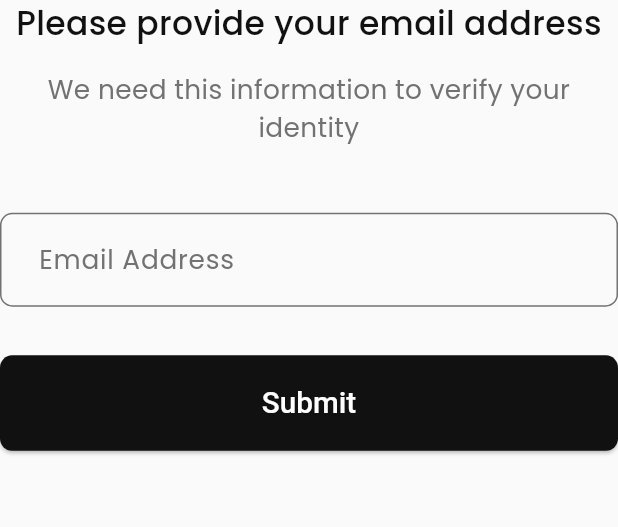
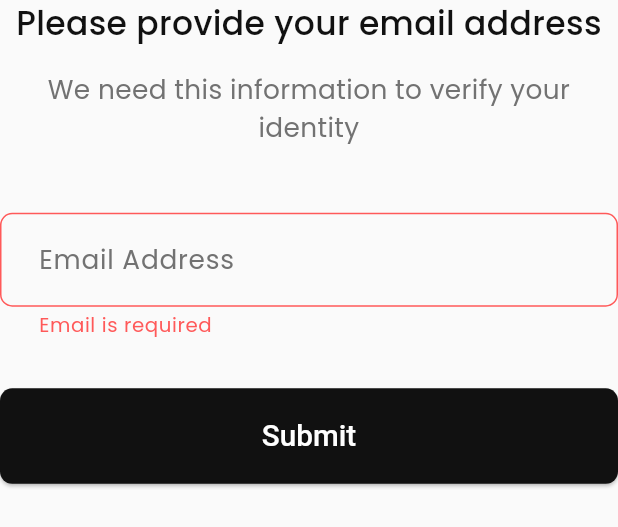
Before and after one commit to itzHTH/LiveAuc, a Flutter app: the FirstRegisterPage widget shown alone on an empty page, opened directly with empty values, after a tap on "Submit", on a phone screen of 412 x 824 dp. Shown: the top 527 px of the screen. Run offline on Flutter 3.47's test engine with Material 3 defaults, Android fonts, the phone set to English and light mode, and no system bars; our stand-ins replace dio, flutter_bloc, flutter_screenutil, flutter_secure_storage, flutter_svg, freezed_annotation and 8 more; accounts and stored records are empty; generated files the repository leaves out were written again.

Commit message:
Implement multi-step registration Binding UI with Logic  and dedicated Bloc listeners for authentication flows.

```diff
--- a/lib/features/auth/ui/screens/login_screen.dart
+++ b/lib/features/auth/ui/screens/login_screen.dart
@@ -2,7 +2,7 @@ import 'package:flutter/material.dart';
 import 'package:street_auction/core/helpers/navigation_extension.dart';
 import 'package:street_auction/core/routing/app_routes_name.dart';
 import 'package:street_auction/core/theme/app_text_styles.dart';
-import 'package:street_auction/features/auth/ui/widgets/auth_bloc_listener.dart';
+import 'package:street_auction/features/auth/ui/widgets/login_bloc_listener.dart';
 import 'package:street_auction/features/auth/ui/widgets/login_form.dart';
 
 class LoginScreen extends StatefulWidget {
@@ -100,7 +100,7 @@ class _LoginScreenState extends State<LoginScreen> {
               ),
 
               /// Auth Bloc Listener
-              const AuthBlocListener(child: SizedBox.shrink()),
+              const LoginBlocListener(child: SizedBox.shrink()),
             ],
           ),
         ),
--- /dev/null
+++ b/lib/features/auth/ui/widgets/first_register_page.dart
@@ -0,0 +1,81 @@
+import 'package:flutter/material.dart';
+import 'package:flutter_bloc/flutter_bloc.dart';
+import 'package:flutter_screenutil/flutter_screenutil.dart';
+import 'package:gap/gap.dart';
+import 'package:street_auction/core/helpers/app_validators.dart';
+import 'package:street_auction/core/theme/app_text_styles.dart';
+import 'package:street_auction/core/widgets/app_text_form_field.dart';
+import 'package:street_auction/features/auth/domain/entities/request_email_otp.dart';
+import 'package:street_auction/features/auth/ui/cubit/register/register_cubit.dart';
+
+class FirstRegisterPage extends StatefulWidget {
+  const FirstRegisterPage({
+    super.key,
+    required this.onNext,
+    required this.emailController,
+  });
+
+  final VoidCallback onNext;
+  final TextEditingController emailController;
+
+  @override
+  State<FirstRegisterPage> createState() => _FirstRegisterPageState();
+}
+
+class _FirstRegisterPageState extends State<FirstRegisterPage> {
+  final _formKey = GlobalKey<FormState>();
+
+  @override
+  void dispose() {
+    super.dispose();
+  }
+
+  @override
+  Widget build(BuildContext context) {
+    return Column(
+      children: [
+        Text(
+          "Please provide your email address",
+          style: AppTextStyles.font20BlackMedium,
+          textAlign: TextAlign.center,
+        ),
+        Gap(16.h),
+        Text(
+          "We need this information to verify your identity",
+          style: AppTextStyles.font16GrayRegular,
+          textAlign: TextAlign.center,
+        ),
+
+        // email field
+        Gap(44.h),
+        Form(
+          key: _formKey,
+          child: AppTextFormField(
+            controller: widget.emailController,
+            hintText: "Email Address",
+            validator: AppValidators.email,
+          ),
+        ),
+
+        // continue button
+        Gap(32.h),
+        ElevatedButton(
+          onPressed: () async {
+            if (_formKey.currentState!.validate()) {
+              final cubit = context.read<RegisterCubit>();
+              await cubit.requestEmailOtp(
+                RequestEmailOtp(email: widget.emailController.text),
+              );
+
+              if (!mounted) return;
+              if (cubit.state is OtpSent) {
+                widget.onNext.call();
+              }
+            }
+          },
+          child: const Text("Submit"),
+        ),
+      ],
+    );
+  }
+}
--- a/lib/features/auth/ui/widgets/auth_bloc_listener.dart
+++ b/lib/features/auth/ui/widgets/login_bloc_listener.dart
@@ -8,8 +8,8 @@ import 'package:street_auction/features/auth/ui/cubit/login/login_cubit.dart';
 
 import 'package:street_auction/core/widgets/app_snack_bar.dart';
 
-class AuthBlocListener extends StatelessWidget {
-  const AuthBlocListener({super.key, required this.child});
+class LoginBlocListener extends StatelessWidget {
+  const LoginBlocListener({super.key, required this.child});
 
   final Widget child;
 
```
Also changed, not shown: lib/features/auth/ui/screens/register_screen.dart (+12 -5 lines), lib/features/auth/ui/widgets/register_bloc_listener.dart (added, +56 -0 lines), lib/features/auth/ui/widgets/second_register_page.dart (added, +90 -0 lines), lib/features/auth/ui/widgets/third_register_page.dart (renamed from lib/features/auth/ui/widgets/register_pages.dart, +23 -106 lines).
